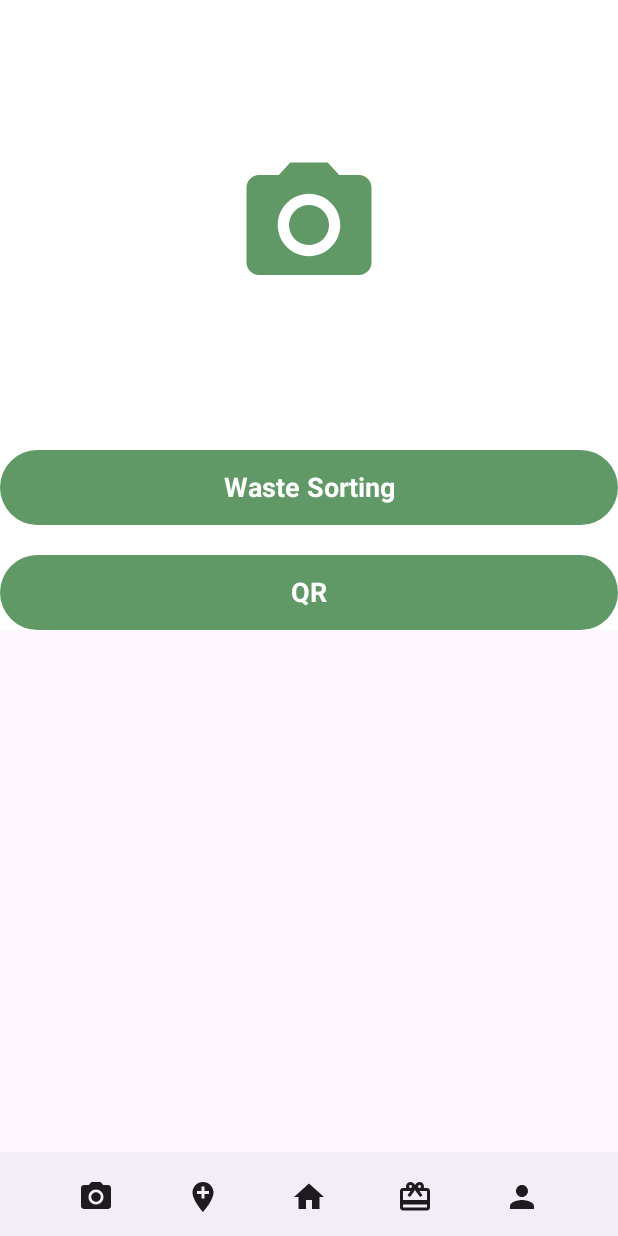
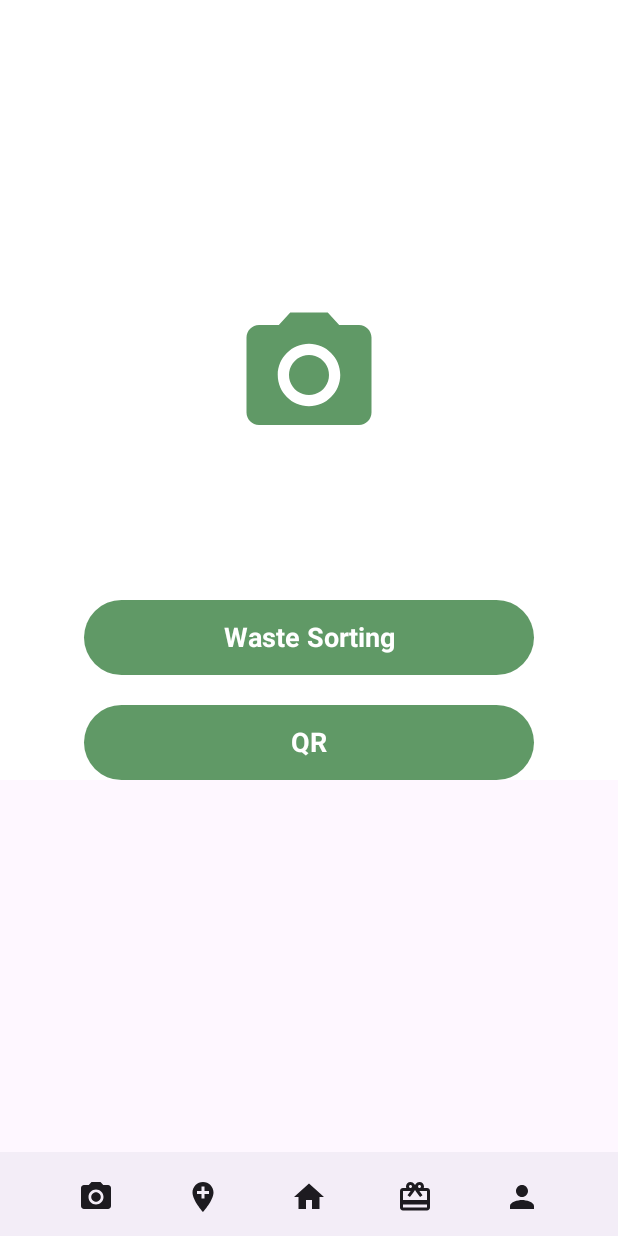
Before and after one commit to Peachy72/EcoEarn, an Android app built with Jetpack Compose: the @Preview function LensScreenPreview, on a phone screen of 412 x 824 dp. Run offline under Robolectric (Android 15) with nearby library versions, the phone set to English and light mode, and no system bars.

Commit message:
style: button Styling

```diff
--- a/app/src/main/java/com/example/ecoearn/components/AppComponents.kt
+++ b/app/src/main/java/com/example/ecoearn/components/AppComponents.kt
@@ -589,7 +589,7 @@ fun VoucherDescriptionComponent() {
             colors = ButtonDefaults.buttonColors(Primary)
         ) {
             Text(
-                text = stringResource(id = R.string.contact_vendor),
+                text = stringResource(id = R.string.redeem),
                 modifier = Modifier
                     .fillMaxWidth()
                     .heightIn(),
--- a/app/src/main/java/com/example/ecoearn/screens/CashOutScreen.kt
+++ b/app/src/main/java/com/example/ecoearn/screens/CashOutScreen.kt
@@ -10,11 +10,13 @@ import androidx.compose.foundation.layout.fillMaxWidth
 import androidx.compose.foundation.layout.height
 import androidx.compose.foundation.layout.heightIn
 import androidx.compose.foundation.layout.padding
+import androidx.compose.foundation.layout.width
 import androidx.compose.material3.Button
 import androidx.compose.material3.ButtonDefaults
 import androidx.compose.material3.Surface
 import androidx.compose.material3.Text
 import androidx.compose.runtime.Composable
+import androidx.compose.ui.Alignment.Companion.CenterHorizontally
 import androidx.compose.ui.Modifier
 import androidx.compose.ui.graphics.Color
 import androidx.compose.ui.res.painterResource
@@ -52,7 +54,8 @@ fun CashOutScreen() {
         Button(
             onClick = { /*TODO*/ },
             modifier = Modifier
-                .fillMaxWidth()
+                .width(300.dp)
+                .align(CenterHorizontally)
                 .height(50.dp),
             colors = ButtonDefaults.buttonColors(Primary)
         ) {
--- a/app/src/main/java/com/example/ecoearn/screens/LensScreen.kt
+++ b/app/src/main/java/com/example/ecoearn/screens/LensScreen.kt
@@ -8,6 +8,7 @@ import androidx.compose.foundation.layout.height
 import androidx.compose.foundation.layout.heightIn
 import androidx.compose.foundation.layout.padding
 import androidx.compose.foundation.layout.size
+import androidx.compose.foundation.layout.width
 import androidx.compose.material.icons.Icons
 import androidx.compose.material.icons.filled.AddAPhoto
 import androidx.compose.material.icons.filled.CameraAlt
@@ -39,7 +40,7 @@ fun LensScreen() {
             .fillMaxWidth(),
         horizontalAlignment = Alignment.CenterHorizontally
     ) {
-        Spacer(modifier = Modifier.height(100.dp))
+        Spacer(modifier = Modifier.height(200.dp))
         Image (
             imageVector = Icons.Filled.CameraAlt,
             contentDescription = null,
@@ -50,7 +51,7 @@ fun LensScreen() {
         Button(
             onClick = { /*TODO*/ },
             modifier = Modifier
-                .fillMaxWidth()
+                .width(300.dp)
                 .height(50.dp),
             colors = ButtonDefaults.buttonColors(Primary)
         ) {
@@ -72,7 +73,7 @@ fun LensScreen() {
         Button(
             onClick = { /*TODO*/ },
             modifier = Modifier
-                .fillMaxWidth()
+                .width(300.dp)
                 .height(50.dp),
             colors = ButtonDefaults.buttonColors(Primary)
         ) {
--- a/app/src/main/java/com/example/ecoearn/screens/ProfileScreen.kt
+++ b/app/src/main/java/com/example/ecoearn/screens/ProfileScreen.kt
@@ -9,6 +9,7 @@ import androidx.compose.foundation.layout.fillMaxWidth
 import androidx.compose.foundation.layout.height
 import androidx.compose.foundation.layout.heightIn
 import androidx.compose.foundation.layout.padding
+import androidx.compose.foundation.layout.width
 import androidx.compose.material.icons.Icons
 import androidx.compose.material.icons.outlined.AccountCircle
 import androidx.compose.material.icons.outlined.AppSettingsAlt
@@ -20,6 +21,7 @@ import androidx.compose.material3.ButtonDefaults
 import androidx.compose.material3.Surface
 import androidx.compose.material3.Text
 import androidx.compose.runtime.Composable
+import androidx.compose.ui.Alignment.Companion.CenterHorizontally
 import androidx.compose.ui.Modifier
 import androidx.compose.ui.graphics.Color
 import androidx.compose.ui.res.stringResource
@@ -73,7 +75,8 @@ fun ProfileScreen() {
             Button(
                 onClick = { /*TODO*/ },
                 modifier = Modifier
-                    .fillMaxWidth()
+                    .width(300.dp)
+                    .align(CenterHorizontally)
                     .height(50.dp),
                 colors = ButtonDefaults.buttonColors(Primary)
             ) {
--- a/app/src/main/java/com/example/ecoearn/screens/RedeemScreen.kt
+++ b/app/src/main/java/com/example/ecoearn/screens/RedeemScreen.kt
@@ -69,7 +69,7 @@ fun RedeemScreen() {
                     image = R.drawable.nestle,
                     title = "Gifts",
                     onClick = {
-                        EcoEarnAppRouter.navigateTo(Screen.VoucherScreen)
+                        EcoEarnAppRouter.navigateTo(Screen.CashOutScreen)
                     }
                 )
                 Spacer(modifier = Modifier.width(20.dp))
```
